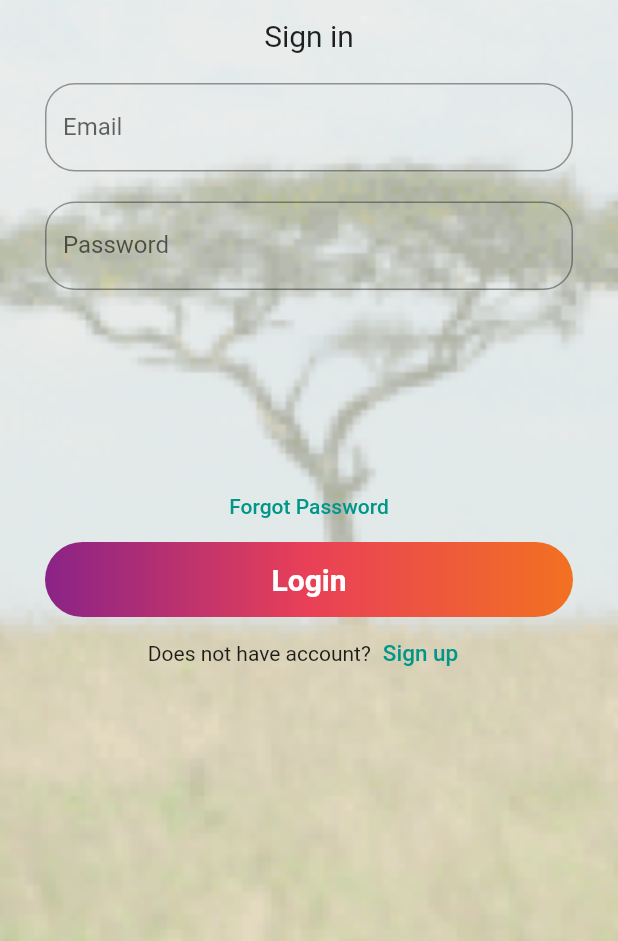
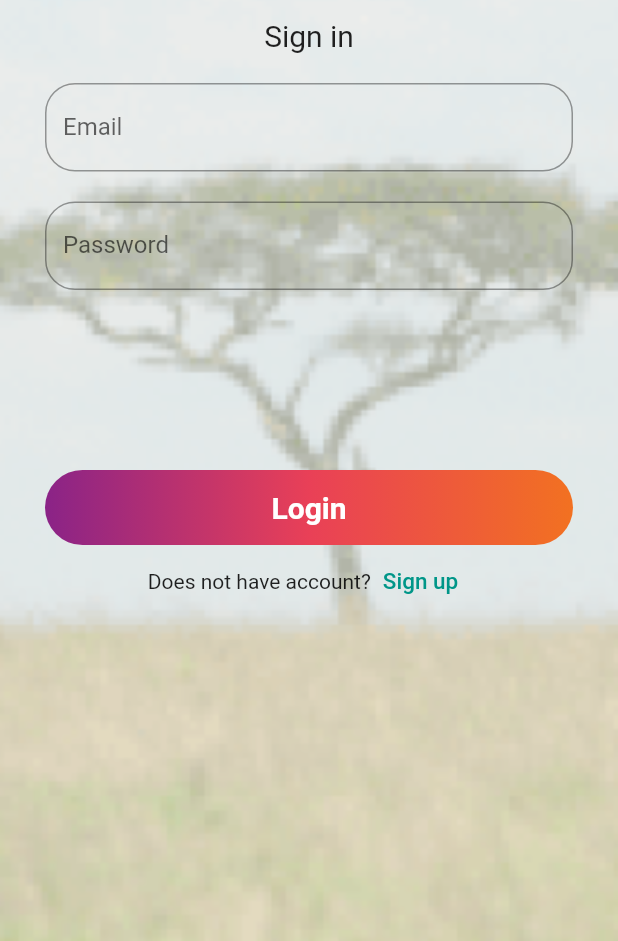
Before and after one commit to hyhyzxc/SC2006, a Flutter app: the screen it shows after launch, on a phone screen of 412 x 824 dp, the part 295-1236 px from its top. Run offline on Flutter 3.47's test engine with Material 2 defaults, Android fonts, the phone set to English and light mode, and no system bars; our stand-ins replace cloud_firestore, dio, file_picker, firebase_auth, firebase_core, firebase_storage and 4 more; missing offline and left inert: flutter_phone_direct_caller, flutter_polyline_points; accounts and stored records are empty.

Commit message:
Update loginPage.dart

```diff
--- a/lib/screens/loginPage.dart
+++ b/lib/screens/loginPage.dart
@@ -95,13 +95,6 @@ class _loginPageState extends State<loginPage> {
                       ),
                     ),
                     SizedBox(height: 120,),
-                    TextButton(
-                      onPressed: () {
-
-                        //forgot password screen
-                      },
-                      child: const Text('Forgot Password',),
-                    ),
                     Container(
                         height: 50,
                         padding: const EdgeInsets.fromLTRB(10, 0, 10, 0),
```
